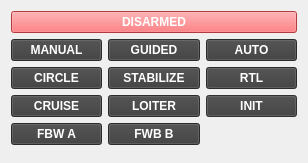
Above: GS/GUI/actionwidget.ui from UCI-UAVForge/GroundStation before the change. Below: the same form after it.
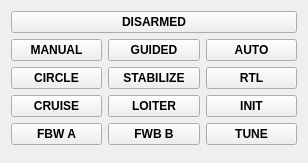
That is the form after the change.

```diff
--- a/GS/GUI/actionwidget.ui
+++ b/GS/GUI/actionwidget.ui
@@ -14,26 +14,7 @@
    <string>Form</string>
   </property>
   <property name="styleSheet">
-   <string notr="true">QPushButton {
-	background-color:rgb(60, 60, 60);
-	color:rgb(255,255,255);
-}
-
-QPushButton#armButton {
-	color:rgb(255,255,255);
-	background-color:rgb(255, 80, 83);
-}
-QPushButton#armButton:pressed {
-	background-color: rgb(200,200,200)
-}
-
-QPushButton:pressed {
-	background-color: rgb(120,120,120)
-}
-QPushButton:hover:!pressed {
-	background-color: rgb(80,80,80)
-}
-
+   <string notr="true">
 
 </string>
   </property>
@@ -211,7 +192,7 @@
    <item row="6" column="3">
     <widget class="QPushButton" name="initButton">
      <property name="enabled">
-      <bool>false</bool>
+      <bool>true</bool>
      </property>
      <property name="font">
       <font>
@@ -224,6 +205,19 @@
      </property>
     </widget>
    </item>
+   <item row="7" column="3">
+    <widget class="QPushButton" name="tuneButton">
+     <property name="font">
+      <font>
+       <weight>75</weight>
+       <bold>true</bold>
+      </font>
+     </property>
+     <property name="text">
+      <string>TUNE</string>
+     </property>
+    </widget>
+   </item>
   </layout>
  </widget>
  <resources/>
```
